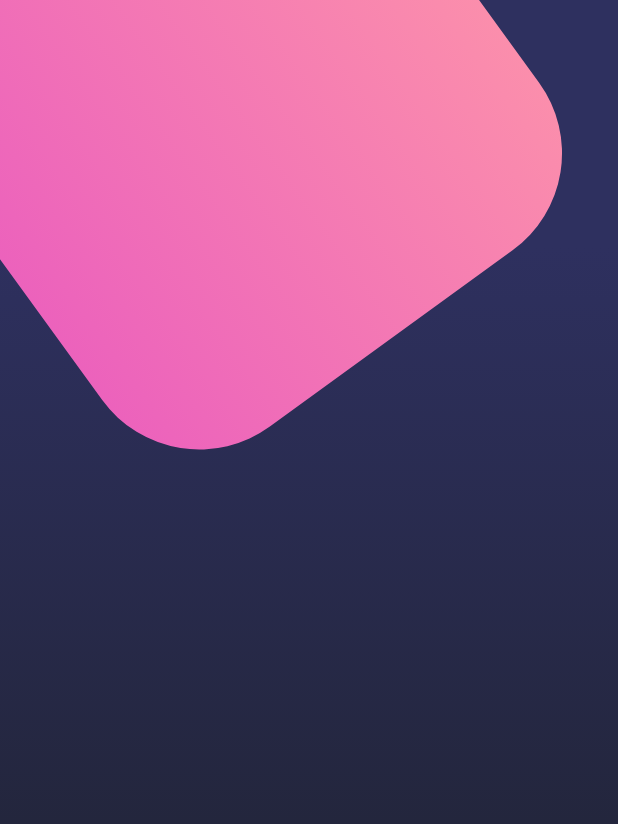
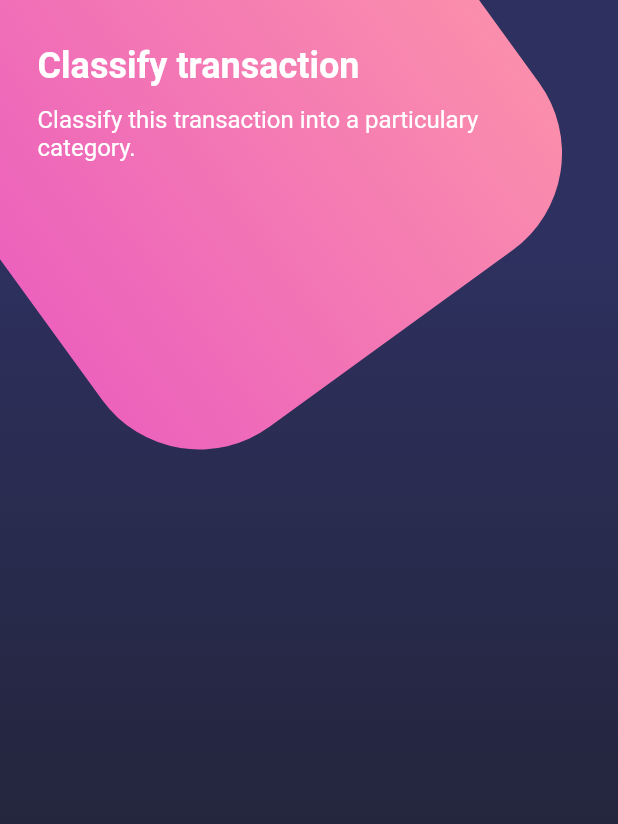
Before and after one commit to Josehdez96/flutter-designs, a Flutter app: the screen it shows after launch, on a phone screen of 412 x 824 dp. Shown: the top 824 px of the screen. Run offline on Flutter 3.47's test engine with Material 2 defaults, Android fonts, the phone set to English and light mode, and no system bars.

Commit message:
feat(home_body): background and title

```diff
--- a/lib/main.dart
+++ b/lib/main.dart
@@ -1,4 +1,5 @@
 import 'package:flutter/material.dart';
+import 'package:flutter/services.dart';
 import 'package:flutter_designs/ui/screens/home_screen.dart';
 import 'package:flutter_designs/ui/screens/initial_screen.dart';
 import 'package:flutter_designs/ui/screens/scroll_design.dart';
@@ -12,6 +13,8 @@ class MyApp extends StatelessWidget {
 
   @override
   Widget build(BuildContext context) {
+    SystemChrome.setSystemUIOverlayStyle(SystemUiOverlayStyle.light);
+
     return MaterialApp(
       debugShowCheckedModeBanner: false,
       title: 'Flutter Designs',
--- a/lib/ui/screens/home_screen.dart
+++ b/lib/ui/screens/home_screen.dart
@@ -1,5 +1,6 @@
 import 'package:flutter/material.dart';
 import 'package:flutter_designs/ui/widgets/background.dart';
+import 'package:flutter_designs/ui/widgets/home_body.dart';
 
 class HomeScreen extends StatelessWidget {
   const HomeScreen({ Key? key }) : super(key: key);
@@ -9,7 +10,8 @@ class HomeScreen extends StatelessWidget {
     return Scaffold(
       body: Stack(
         children: const [
-          Background()
+          Background(),
+          HomeBody()
         ],
       ),
     );
--- /dev/null
+++ b/lib/ui/widgets/home_body.dart
@@ -0,0 +1,22 @@
+import 'package:flutter/material.dart';
+import 'package:flutter_designs/ui/widgets/page_title.dart';
+
+class HomeBody extends StatelessWidget {
+  const HomeBody({ Key? key }) : super(key: key);
+
+  @override
+  Widget build(BuildContext context) {
+    return SingleChildScrollView(
+      child: SafeArea(
+        child: Container(
+          margin: const EdgeInsets.symmetric(horizontal: 25, vertical: 30),
+          child: Column(
+            children: const [
+              PageTitle()
+            ],
+          ),
+        ),
+      ),
+    );
+  }
+}
--- /dev/null
+++ b/lib/ui/widgets/page_title.dart
@@ -0,0 +1,30 @@
+import 'package:flutter/material.dart';
+
+class PageTitle extends StatelessWidget {
+  const PageTitle({ Key? key }) : super(key: key);
+
+  @override
+  Widget build(BuildContext context) {
+    return Column(
+      crossAxisAlignment: CrossAxisAlignment.start,
+      children: const [
+        Text(
+          'Classify transaction',
+          style: TextStyle(
+            fontSize: 24,
+            color: Colors.white,
+            fontWeight: FontWeight.bold
+          ),
+        ),
+        SizedBox(height: 12),
+        Text(
+          'Classify this transaction into a particulary category.',
+          style: TextStyle(
+            fontSize: 16,
+            color: Colors.white
+          ),
+        )
+      ],
+    );
+  }
+}
```
